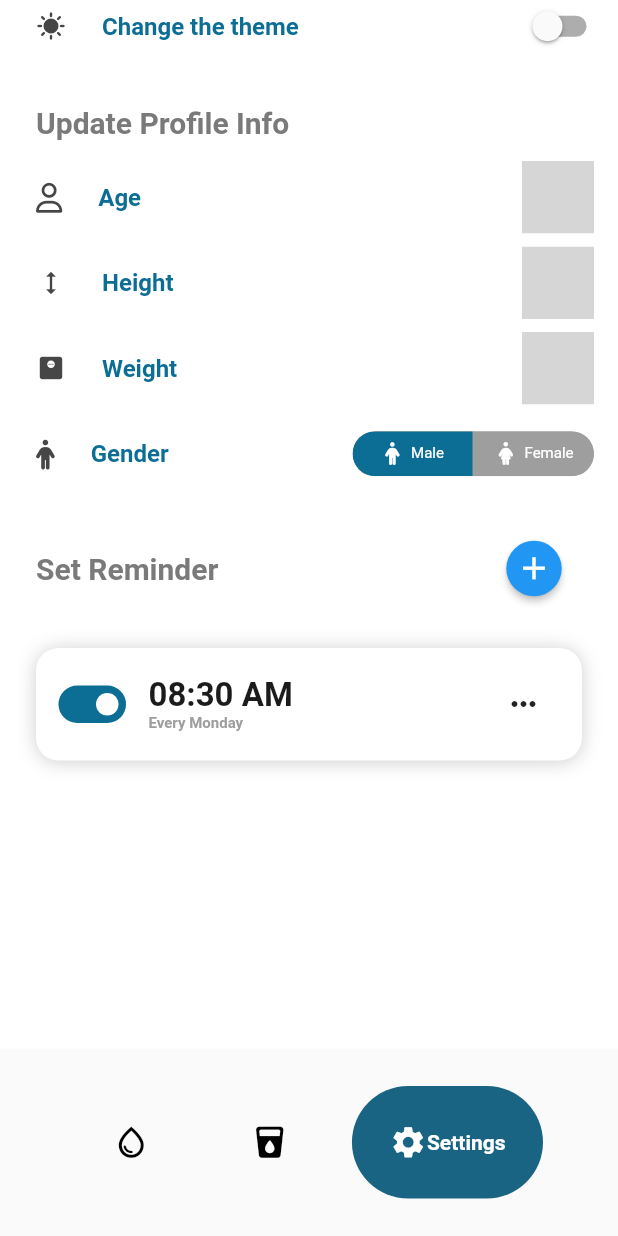
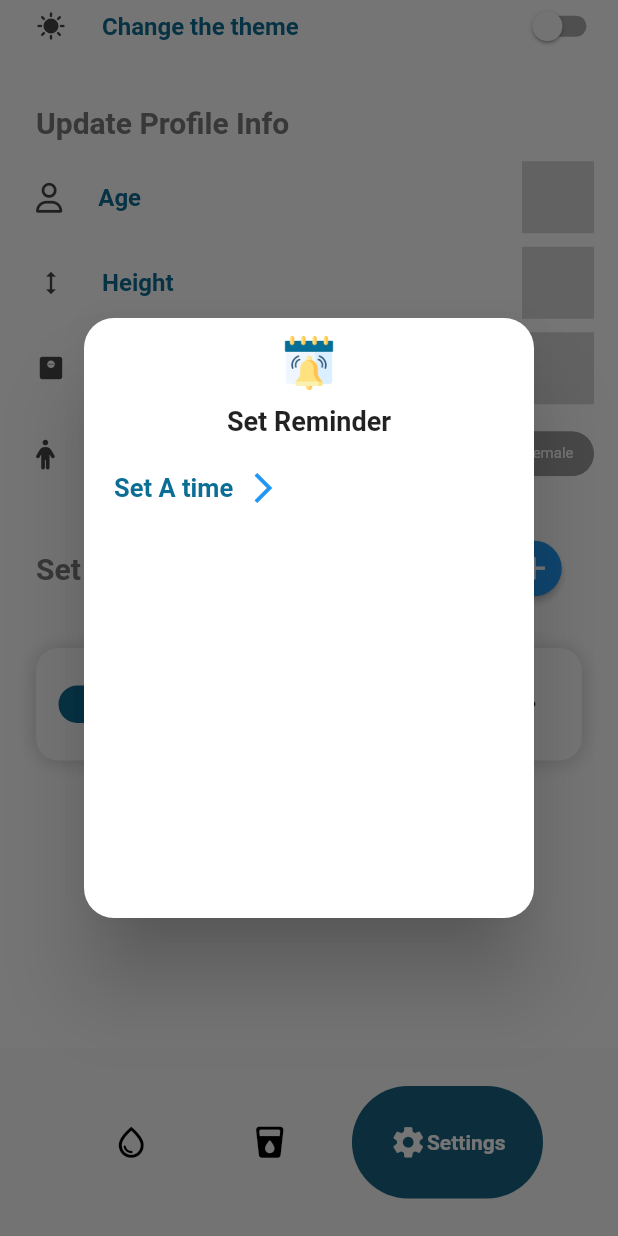
Before and after one commit to Cevop-s/WaterTime, a Flutter app: the screen it shows after launch, item 3 of the bottom bar chosen, scrolled down 125 dp, after a tap on the "add" icon, on a phone screen of 412 x 824 dp. Run offline on Flutter 3.47's test engine with Material 2 defaults, Android fonts, the phone set to English and light mode, and no system bars; drawn by our look-alikes of google_nav_bar, settings_ui, toggle_switch; our stand-ins replace dropdown_button2, easy_localization, floating_bottom_navigation_bar, flutter_local_notifications, font_awesome_flutter, google_fonts and 5 more; missing offline and left inert: day_night_time_picker; network calls fail; grey boxes are pictures that could not be loaded.

Commit message:
Added Dialog box for setting reminder with Time picker to set a time

```diff
--- a/lib/Screens/MainScreens/SettingScreen.dart
+++ b/lib/Screens/MainScreens/SettingScreen.dart
@@ -1,5 +1,4 @@
 import 'package:dropdown_button2/custom_dropdown_button2.dart';
-import 'package:flutter/cupertino.dart';
 import 'package:flutter/material.dart';
 import 'package:settings_ui/settings_ui.dart';
 import 'package:easy_localization/easy_localization.dart';
@@ -7,6 +6,7 @@ import 'package:font_awesome_flutter/font_awesome_flutter.dart';
 import 'package:google_fonts/google_fonts.dart';
 import "package:water_time_mobile_app/Constants/constants.dart";
 import 'package:toggle_switch/toggle_switch.dart';
+import 'package:day_night_time_picker/day_night_time_picker.dart';
 
 // ignore: must_be_immutable
 class settingScreen extends StatefulWidget {
@@ -28,6 +28,14 @@ class _settingScreenState extends State<settingScreen> {
   Alignment switchControlAlignment = Alignment.centerLeft;
 
   int genderint = 0;
+  TimeOfDay _time = TimeOfDay.now().replacing(hour: 11, minute: 30);
+  bool iosStyle = true;
+
+  void onTimeChanged(TimeOfDay newTime) {
+    setState(() {
+      _time = newTime;
+    });
+  }
 
   @override
   Widget build(BuildContext context) {
@@ -248,7 +256,9 @@ class _settingScreenState extends State<settingScreen> {
                               Icons.add,
                               size: 25,
                             ),
-                            onPressed: () {},
+                            onPressed: () {
+                              openDialog();
+                            },
                           ),
                         ],
                       ),
@@ -369,4 +379,66 @@ class _settingScreenState extends State<settingScreen> {
       ),
     );
   }
+
+  Future openDialog() => showDialog(
+        context: context,
+        builder: (context) => Dialog(
+          backgroundColor: Colors.white,
+          shape:
+              RoundedRectangleBorder(borderRadius: BorderRadius.circular(20)),
+          child: Container(
+            width: 300,
+            height: 400,
+            child: Padding(
+              padding: EdgeInsets.all(12.0),
+              child: Column(
+                children: [
+                  CircleAvatar(
+                    radius: 18,
+                    child: ClipRRect(
+                      child:
+                          Image.asset('assets/reminder.png', fit: BoxFit.fill),
+                    ),
+                    backgroundColor: Colors.transparent,
+                  ),
+                  SizedBox(
+                    height: 10,
+                  ),
+                  Text(
+                    "Set Reminder",
+                    style: TextStyle(fontWeight: FontWeight.bold, fontSize: 18),
+                    textAlign: TextAlign.center,
+                  ),
+                  SizedBox(
+                    height: 10,
+                  ),
+                  Align(
+                    alignment: Alignment.centerLeft,
+                    child: Row(children: [
+                      TextButton.icon(
+                        icon: Text(
+                          "Set A time",
+                          style: TextStyle(
+                              fontWeight: FontWeight.bold,
+                              fontSize: 17,
+                              color: Color(0xFF0C6E95)),
+                        ),
+                        label: Icon(Icons.arrow_forward_ios),
+                        onPressed: () {
+                          Navigator.of(context).push(showPicker(
+                            okText: "Set",
+                            context: context,
+                            value: _time,
+                            onChange: onTimeChanged,
+                          ));
+                        },
+                      ),
+                    ]),
+                  )
+                ],
+              ),
+            ),
+          ),
+        ),
+      );
 }
--- a/pubspec.yaml
+++ b/pubspec.yaml
@@ -42,6 +42,7 @@ dependencies:
   dropdown_button2: ^1.2.2
   font_awesome_flutter: ^10.0.0
   toggle_switch: ^1.4.0
+  day_night_time_picker: ^1.0.5
 
 dev_dependencies:
   flutter_test:
@@ -76,6 +77,7 @@ flutter:
     - assets/Translation/en-US.json
     - assets/Translation/ar-IQ.json
     - assets/Translation/ar-EG.json
+    - assets/reminder.png
 
 
 
```
Also changed, not shown: assets/reminder.png (added), pubspec.lock.
